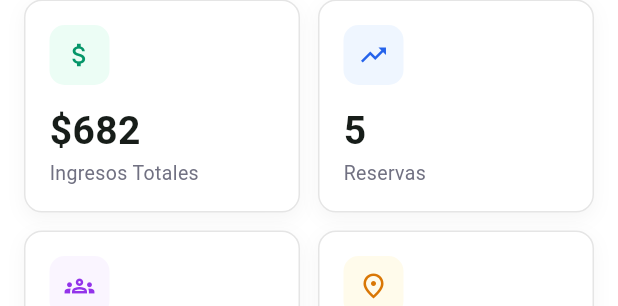
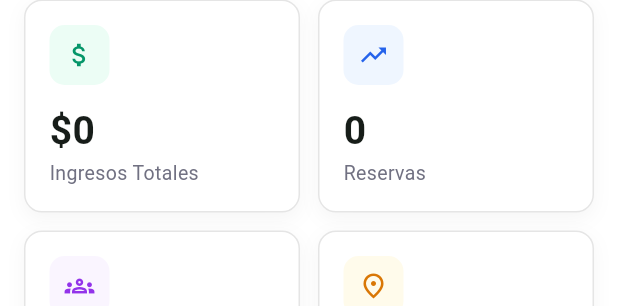
Before and after one commit to rogerbalan001/Hito-2-3-Sistemas-de-Info-Grupo-6, a Flutter app: the DashboardPage widget shown alone on an empty page, opened directly, on a phone screen of 412 x 824 dp. Shown: the part 158-464 px from the top of the screen. Run offline on Flutter 3.47's test engine with Material 3 defaults, Android fonts, the phone set to English and light mode, and no system bars; our stand-ins replace cloud_firestore, firebase_auth, firebase_core, web; missing offline and left inert: dart:js_interop, dart:ui_web; accounts and stored records are empty; network calls fail.

Commit message:
Cableado de Dashboard al backend
lol

```diff
--- a/lib/dashboard_page.dart
+++ b/lib/dashboard_page.dart
@@ -1,9 +1,12 @@
 import 'dart:math' as math;
 import 'package:flutter/material.dart';
 import 'data/mock_data.dart';
+import 'services/dashboard_service.dart';
 import 'theme/app_theme.dart';
 
 /// Dashboard de Tendencias: métricas + gráficos (barras, dona, líneas).
+/// Los KPIs de Ingresos y Reservas se calculan en tiempo real desde Firestore
+/// (colección "reservas"); el resto de gráficos sigue con datos de ejemplo.
 class DashboardPage extends StatelessWidget {
   const DashboardPage({Key? key}) : super(key: key);
 
@@ -19,33 +22,40 @@ class DashboardPage extends StatelessWidget {
             style: TextStyle(color: AppColors.mutedForeground)),
         const SizedBox(height: 20),
 
-        // KPIs.
-        _KpiWrap(children: const [
+        // KPIs: Ingresos y Reservas en vivo desde Firestore; Huéspedes y
+        // Destinos quedan como referencia con datos de ejemplo.
+        StreamBuilder<DashboardMetrics>(
+          stream: DashboardService().watchMetrics(),
+          builder: (context, snapshot) {
+            final m = snapshot.data ?? DashboardMetrics.empty;
+            return _KpiWrap(children: [
               _Kpi(
                   icon: Icons.attach_money,
-              value: '\$682',
+                  value: '\$${m.ingresos.round()}',
                   label: 'Ingresos Totales',
                   color: AppColors.emerald600,
                   bg: AppColors.emerald50),
               _Kpi(
                   icon: Icons.trending_up,
-              value: '5',
+                  value: '${m.totalReservas}',
                   label: 'Reservas',
                   color: AppColors.blue600,
                   bg: AppColors.blue50),
-          _Kpi(
+              const _Kpi(
                   icon: Icons.groups_outlined,
                   value: '12',
                   label: 'Huéspedes',
                   color: AppColors.purple600,
                   bg: AppColors.purple50),
-          _Kpi(
+              const _Kpi(
                   icon: Icons.place_outlined,
                   value: '6',
                   label: 'Destinos',
                   color: AppColors.amber600,
                   bg: Color(0xFFFFFBEB)),
-        ]),
+            ]);
+          },
+        ),
         const SizedBox(height: 16),
 
         _ChartCard(
--- /dev/null
+++ b/lib/services/dashboard_service.dart
@@ -0,0 +1,55 @@
+import 'package:cloud_firestore/cloud_firestore.dart';
+
+/// PATRÓN DE DISEÑO: Repository + Singleton.
+/// Agrega estadísticas para el Dashboard de administración a partir de la
+/// colección "reservas" de Cloud Firestore. Centraliza los cálculos para que
+/// la pantalla solo consuma streams/valores ya procesados, sin conocer la
+/// estructura de Firestore.
+class DashboardService {
+  static final DashboardService _instance = DashboardService._internal();
+  factory DashboardService() => _instance;
+  DashboardService._internal();
+
+  final CollectionReference<Map<String, dynamic>> _reservas =
+      FirebaseFirestore.instance.collection('reservas');
+
+  /// Métricas agregadas en tiempo real (recalculadas en cada cambio de la
+  /// colección "reservas"). Devuelve ingresos, total de reservas y el conteo
+  /// por estado, todo en una sola pasada para evitar varias lecturas.
+  Stream<DashboardMetrics> watchMetrics() {
+    return _reservas.snapshots().map((snap) {
+      var ingresos = 0.0;
+      final porEstado = <String, int>{};
+      for (final doc in snap.docs) {
+        final data = doc.data();
+        final estado = (data['estado'] ?? 'Desconocido') as String;
+        porEstado[estado] = (porEstado[estado] ?? 0) + 1;
+        // Solo cuentan como ingreso las reservas efectivamente pagadas.
+        if (estado == 'Pagado' || estado == 'Disfrutado') {
+          ingresos += (data['precioPorNoche'] as num?)?.toDouble() ?? 0;
+        }
+      }
+      return DashboardMetrics(
+        ingresos: ingresos,
+        totalReservas: snap.docs.length,
+        porEstado: porEstado,
+      );
+    });
+  }
+}
+
+/// Resultado agregado del dashboard.
+class DashboardMetrics {
+  final double ingresos;
+  final int totalReservas;
+  final Map<String, int> porEstado;
+
+  const DashboardMetrics({
+    required this.ingresos,
+    required this.totalReservas,
+    required this.porEstado,
+  });
+
+  static const empty =
+      DashboardMetrics(ingresos: 0, totalReservas: 0, porEstado: {});
+}
```
Lines whose indentation alone changed are shown as unchanged.
